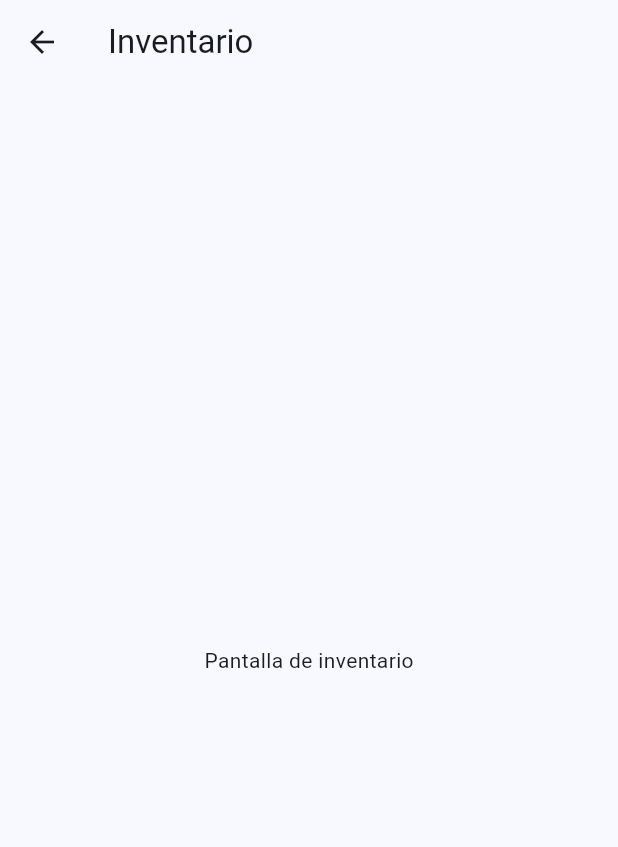
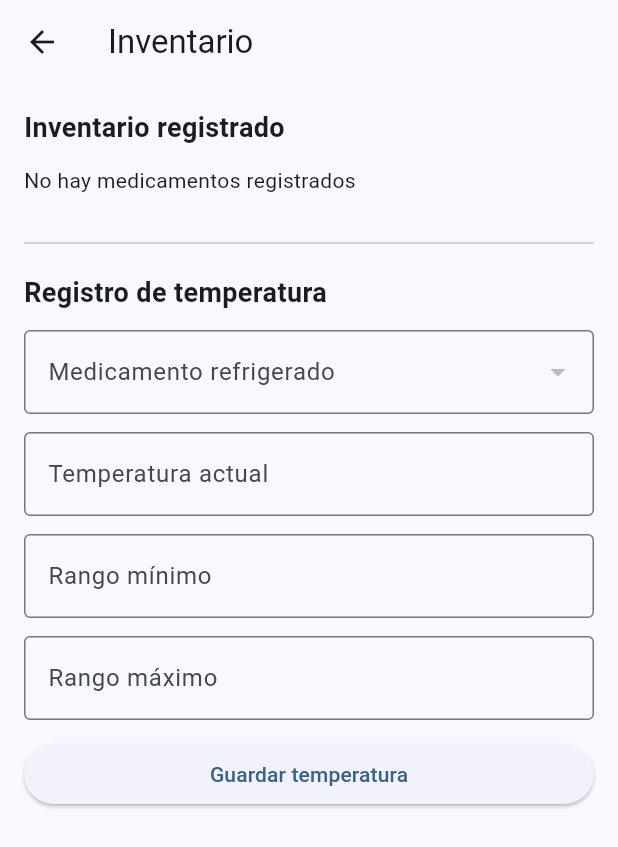
Before and after one commit to juand0825/Rebajon-USC, a Flutter app: the InventarioView screen opened directly, on a phone screen of 412 x 824 dp. Shown: the top 847 px of the screen. Run offline on Flutter 3.47's test engine with Material 3 defaults, Android fonts, the phone set to English and light mode, and no system bars; missing offline and left inert: mysql_client.

Commit message:
Inventario
Co-authored-by: Copilot <copilot@github.com>

```diff
--- a/flutter_proyect_rebajaon_app/lib/View/inventario_view.dart
+++ b/flutter_proyect_rebajaon_app/lib/View/inventario_view.dart
@@ -1,15 +1,196 @@
 import 'package:flutter/material.dart';
+import '../DAO/medicamento_dao.dart';
+import '../models/medicamento_model.dart';
 
-class InventarioView extends StatelessWidget {
+class InventarioView extends StatefulWidget {
   const InventarioView({super.key});
+
+  @override
+  State<InventarioView> createState() => _InventarioViewState();
+}
+
+class _InventarioViewState extends State<InventarioView> {
+  final medicamentoDao = MedicamentoDao();
+
+  List<MedicamentoModel> medicamentos = [];
+  bool cargando = true;
+
+  MedicamentoModel? medicamentoSeleccionado;
+  final temperaturaCtrl = TextEditingController();
+  final rangoMinCtrl = TextEditingController();
+  final rangoMaxCtrl = TextEditingController();
+
+  @override
+  void initState() {
+    super.initState();
+    cargarMedicamentos();
+  }
+
+  Future<void> cargarMedicamentos() async {
+    try {
+      final lista = await medicamentoDao.listarMedicamentos();
+      setState(() {
+        medicamentos = lista;
+        cargando = false;
+      });
+    } catch (e) {
+      setState(() {
+        cargando = false;
+      });
+
+      mostrarMensaje("Error al cargar inventario");
+    }
+  }
+
+  List<MedicamentoModel> get medicamentosRefrigerados {
+    return medicamentos.where((m) => m.requiereRefrigeracion).toList();
+  }
+
+  void mostrarMensaje(String mensaje) {
+    ScaffoldMessenger.of(
+      context,
+    ).showSnackBar(SnackBar(content: Text(mensaje)));
+  }
+
+  void guardarTemperatura() {
+    final incompleto =
+        medicamentoSeleccionado == null ||
+        temperaturaCtrl.text.isEmpty ||
+        rangoMinCtrl.text.isEmpty ||
+        rangoMaxCtrl.text.isEmpty;
+
+    if (incompleto) {
+      mostrarMensaje("Completa todos los campos de temperatura");
+      return;
+    }
+
+    final temperatura = double.tryParse(temperaturaCtrl.text);
+    final rangoMin = double.tryParse(rangoMinCtrl.text);
+    final rangoMax = double.tryParse(rangoMaxCtrl.text);
+
+    final numerosInvalidos =
+        temperatura == null || rangoMin == null || rangoMax == null;
+
+    if (numerosInvalidos) {
+      mostrarMensaje("La temperatura y los rangos deben ser números");
+      return;
+    }
+
+    final fueraDeRango = temperatura < rangoMin || temperatura > rangoMax;
+
+    mostrarMensaje(
+      fueraDeRango
+          ? "Temperatura fuera de rango"
+          : "Temperatura registrada correctamente",
+    );
+
+    temperaturaCtrl.clear();
+    rangoMinCtrl.clear();
+    rangoMaxCtrl.clear();
+
+    setState(() {
+      medicamentoSeleccionado = null;
+    });
+  }
+
+  Widget campo(String texto, TextEditingController controlador) {
+    return Padding(
+      padding: const EdgeInsets.only(bottom: 12),
+      child: TextField(
+        controller: controlador,
+        decoration: InputDecoration(
+          labelText: texto,
+          border: const OutlineInputBorder(),
+        ),
+      ),
+    );
+  }
+
+  @override
+  void dispose() {
+    temperaturaCtrl.dispose();
+    rangoMinCtrl.dispose();
+    rangoMaxCtrl.dispose();
+    super.dispose();
+  }
 
   @override
   Widget build(BuildContext context) {
     return Scaffold(
       appBar: AppBar(title: const Text("Inventario")),
-      body: const Center(
-        child: Text("Pantalla de inventario"),
-      ),
+      body: cargando
+          ? const Center(child: CircularProgressIndicator())
+          : SingleChildScrollView(
+              padding: const EdgeInsets.all(16),
+              child: Column(
+                crossAxisAlignment: CrossAxisAlignment.start,
+                children: [
+                  const Text(
+                    "Inventario registrado",
+                    style: TextStyle(fontSize: 18, fontWeight: FontWeight.bold),
+                  ),
+                  const SizedBox(height: 12),
+
+                  medicamentos.isEmpty
+                      ? const Text("No hay medicamentos registrados")
+                      : Column(
+                          children: medicamentos.map((m) {
+                            return Card(
+                              child: ListTile(
+                                title: Text(m.nombre),
+                                subtitle: Text(
+                                  "Presentación: ${m.presentacion}\n"
+                                  "Fabricante: ${m.fabricante}\n"
+                                  "Stock actual: ${m.stockActual}\n"
+                                  "Stock mínimo: ${m.stockMinimo}\n"
+                                  "Refrigeración: ${m.requiereRefrigeracion ? "Sí" : "No"}",
+                                ),
+                              ),
+                            );
+                          }).toList(),
+                        ),
+
+                  const SizedBox(height: 24),
+                  const Divider(),
+                  const SizedBox(height: 12),
+
+                  const Text(
+                    "Registro de temperatura",
+                    style: TextStyle(fontSize: 18, fontWeight: FontWeight.bold),
+                  ),
+                  const SizedBox(height: 12),
+
+                  DropdownButtonFormField<MedicamentoModel>(
+                    value: medicamentoSeleccionado,
+                    decoration: const InputDecoration(
+                      labelText: "Medicamento refrigerado",
+                      border: OutlineInputBorder(),
+                    ),
+                    items: medicamentosRefrigerados.map((m) {
+                      return DropdownMenuItem(value: m, child: Text(m.nombre));
+                    }).toList(),
+                    onChanged: (value) {
+                      setState(() {
+                        medicamentoSeleccionado = value;
+                      });
+                    },
+                  ),
+
+                  const SizedBox(height: 12),
+                  campo("Temperatura actual", temperaturaCtrl),
+                  campo("Rango mínimo", rangoMinCtrl),
+                  campo("Rango máximo", rangoMaxCtrl),
+
+                  SizedBox(
+                    width: double.infinity,
+                    child: ElevatedButton(
+                      onPressed: guardarTemperatura,
+                      child: const Text("Guardar temperatura"),
+                    ),
+                  ),
+                ],
+              ),
+            ),
     );
   }
 }
--- a/flutter_proyect_rebajaon_app/lib/models/medicamento_model.dart
+++ b/flutter_proyect_rebajaon_app/lib/models/medicamento_model.dart
@@ -33,8 +33,8 @@ class MedicamentoModel {
       fabricante: map['fabricante'] ?? '',
       stockActual: int.parse(map['stock_actual'].toString()),
       stockMinimo: int.parse(map['stock_minimo'].toString()),
-      requiereRefrigeracion: map['requiere_refrigeracion'] == 1 || map['requiere_refrigeracion'] == true,
-      activo: map['activo'] == 1 || map['activo'] == true,
+      requiereRefrigeracion: map['requiere_refrigeracion'].toString() == '1',
+      activo: map['activo'].toString() == '1',
     );
   }
 }
```
